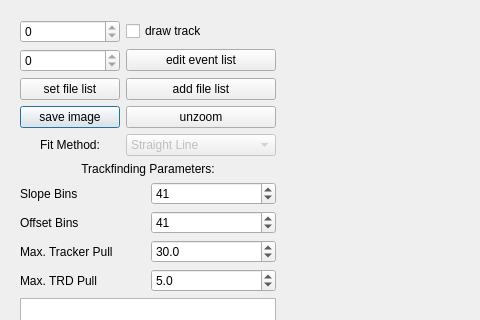
Qt form tools/eventdisplay/MainWindow.ui (bastianbeischer/analysis) before a commit; both pictures show x 0 to 480 and y 0 to 320 of the 917 by 656 pixel window.
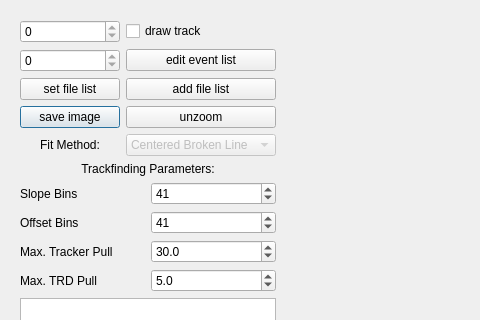
The same form after that commit. Custom widgets are drawn as their Qt base class.

Commit message: Made centered broken line the default track in eventdisplay.

```diff
--- a/tools/eventdisplay/MainWindow.ui
+++ b/tools/eventdisplay/MainWindow.ui
@@ -76,6 +76,11 @@
            <property name="enabled">
             <bool>false</bool>
            </property>
+           <item>
+            <property name="text">
+             <string>Centered Broken Line</string>
+            </property>
+           </item>
            <item>
             <property name="text">
              <string>Straight Line</string>
```
Left out of the diff: 5 changed lines with no effect on the pictures.
